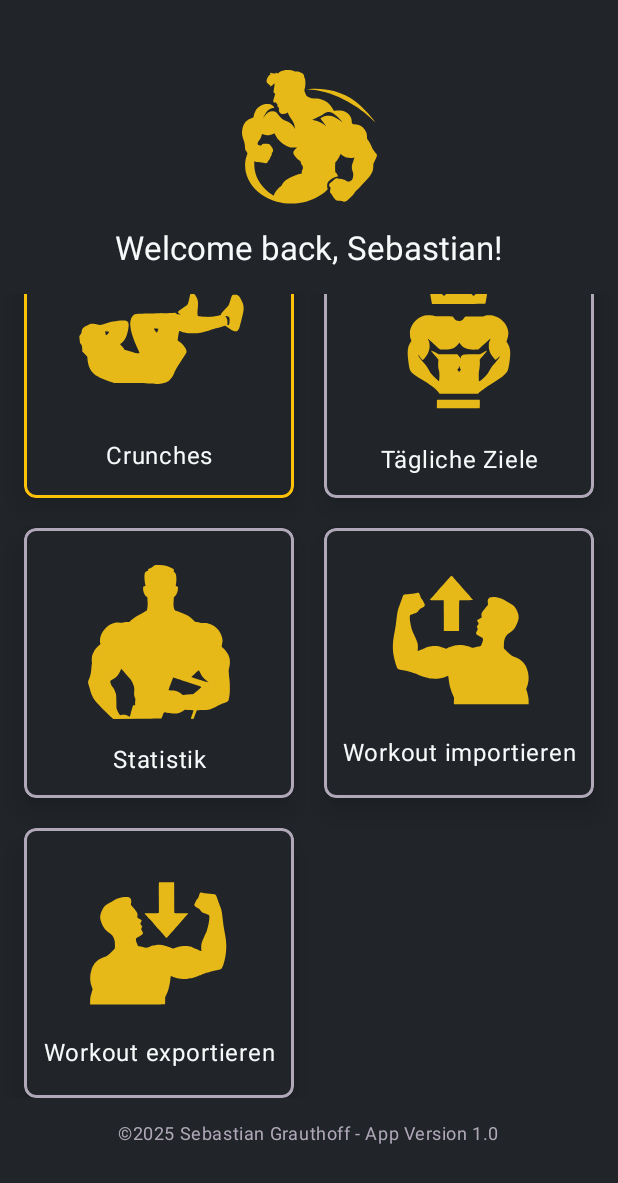
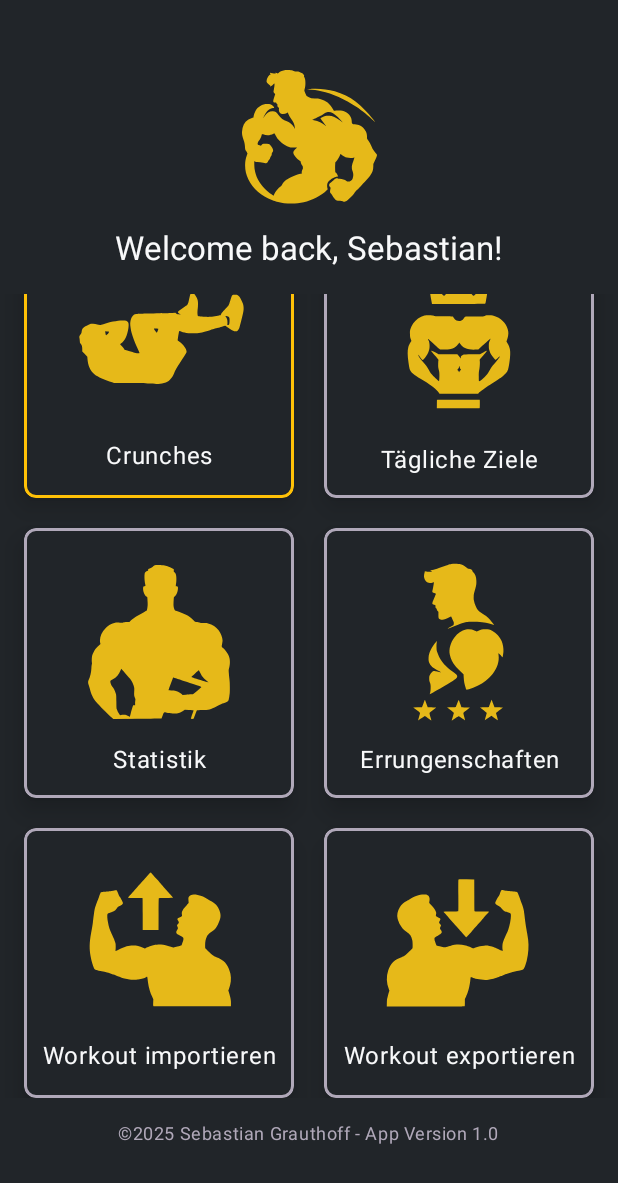
Before and after one commit to Shebby91/PushUpCounterApp, an Android app built with Jetpack Compose: the screen it shows after launch (MainActivity), scrolled down 1044 dp, on a phone screen of 412 x 824 dp. Shown: the top 1183 px of the screen. Run offline under Robolectric (Android 15) with nearby library versions, the phone set to English and light mode, and no system bars.

Commit message:
added achiements in nav

```diff
--- a/app/src/main/java/com/example/app/MainActivity.kt
+++ b/app/src/main/java/com/example/app/MainActivity.kt
@@ -254,6 +254,7 @@ fun AppNavigation() {
         composable("climber") { WorkoutTimerScreen(WorkoutTimerViewModel(context,WorkoutType.MOUNTAIN_CLIMBER)) }
         composable("overview") { DailyOverviewScreen() }
         composable("stats") { TotalWorkoutOverviewScreen(context) }
+        composable("achievements") { TotalWorkoutOverviewScreen(context) }
         composable("dataTransfer") { DataTransferScreen(navController) }
     }
 }
@@ -323,7 +324,8 @@ fun StartScreen(navController: NavController) {
                 )
                 val goals = listOf(
                     "Tägliche Ziele" to "overview",
-                    "Statistik" to "stats"
+                    "Statistik" to "stats",
+                    "Errungenschaften" to "achievements"
                 )
                 items(exercises) { (title, route) ->
                     ExerciseTile(navController = navController, label = title, route = route, )
@@ -416,7 +418,7 @@ fun ActionTile(label: String, type: String, onClick: () -> Unit) {
         Image(
             painter = painterResource(id = imageId),
             contentDescription = null,
-            modifier = Modifier.size(115.dp)
+            modifier = Modifier.size(120.dp)
         )
         Spacer(modifier = Modifier.height(4.dp))
         Text(
@@ -433,6 +435,7 @@ fun GoalTile(navController: NavController, label: String, route: String) {
     val imageId = when (route) {
         "stats" -> R.drawable.stats
         "overview" -> R.drawable.goals
+        "achievements" -> R.drawable.achievments
         else -> R.drawable.logo
     }
 
```
